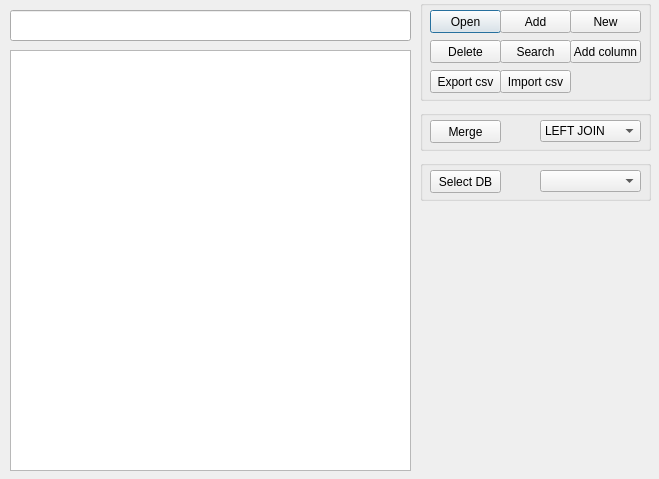
The window that UI.ui (Technic47/Home_work_Python_8) describes before a commit, drawn with Qt 5.
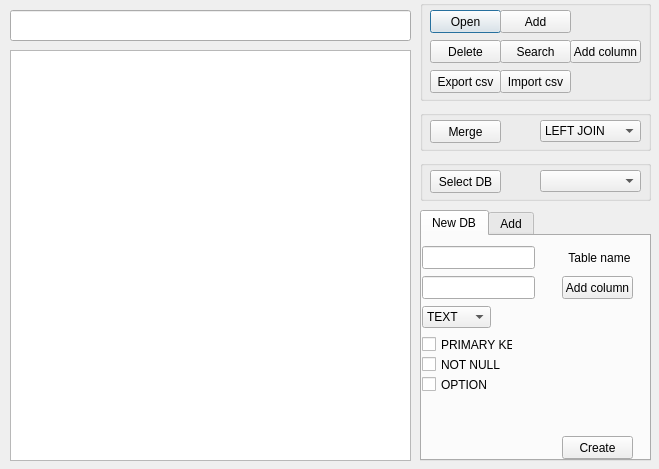
The same window after the commit.

Diff of the .ui file:
```diff
--- a/UI.ui
+++ b/UI.ui
@@ -7,7 +7,7 @@
     <x>0</x>
     <y>0</y>
     <width>659</width>
-    <height>479</height>
+    <height>469</height>
    </rect>
   </property>
   <property name="windowTitle">
@@ -77,19 +77,6 @@
      <string>Delete</string>
     </property>
    </widget>
-   <widget class="QPushButton" name="btn_new">
-    <property name="geometry">
-     <rect>
-      <x>150</x>
-      <y>10</y>
-      <width>71</width>
-      <height>23</height>
-     </rect>
-    </property>
-    <property name="text">
-     <string>New</string>
-    </property>
-   </widget>
    <widget class="QPushButton" name="btn_export_csv">
     <property name="geometry">
      <rect>
@@ -146,7 +133,7 @@
      <x>10</x>
      <y>50</y>
      <width>401</width>
-     <height>421</height>
+     <height>411</height>
     </rect>
    </property>
    <property name="rowCount">
@@ -269,6 +256,152 @@
     </property>
    </widget>
   </widget>
+  <widget class="QTabWidget" name="tabWidget">
+   <property name="geometry">
+    <rect>
+     <x>420</x>
+     <y>210</y>
+     <width>231</width>
+     <height>251</height>
+    </rect>
+   </property>
+   <property name="currentIndex">
+    <number>0</number>
+   </property>
+   <widget class="QWidget" name="New_DB">
+    <attribute name="title">
+     <string>New DB</string>
+    </attribute>
+    <widget class="QLineEdit" name="new_column">
+     <property name="geometry">
+      <rect>
+       <x>0</x>
+       <y>40</y>
+       <width>113</width>
+       <height>23</height>
+      </rect>
+     </property>
+    </widget>
+    <widget class="QPushButton" name="btn_new">
+     <property name="geometry">
+      <rect>
+       <x>140</x>
+       <y>200</y>
+       <width>71</width>
+       <height>23</height>
+      </rect>
+     </property>
+     <property name="text">
+      <string>Create</string>
+     </property>
+    </widget>
+    <widget class="QPushButton" name="btn_new_column">
+     <property name="geometry">
+      <rect>
+       <x>140</x>
+       <y>40</y>
+       <width>71</width>
+       <height>23</height>
+      </rect>
+     </property>
+     <property name="text">
+      <string>Add column</string>
+     </property>
+    </widget>
+    <widget class="QLineEdit" name="new_name">
+     <property name="geometry">
+      <rect>
+       <x>0</x>
+       <y>10</y>
+       <width>113</width>
+       <height>23</height>
+      </rect>
+     </property>
+    </widget>
+    <widget class="QCheckBox" name="primary_key">
+     <property name="geometry">
+      <rect>
+       <x>0</x>
+       <y>100</y>
+       <width>91</width>
+       <height>17</height>
+      </rect>
+     </property>
+     <property name="text">
+      <string>PRIMARY KEY</string>
+     </property>
+    </widget>
+    <widget class="QCheckBox" name="not_null">
+     <property name="geometry">
+      <rect>
+       <x>0</x>
+       <y>120</y>
+       <width>81</width>
+       <height>17</height>
+      </rect>
+     </property>
+     <property name="text">
+      <string>NOT NULL</string>
+     </property>
+    </widget>
+    <widget class="QCheckBox" name="checkBox_3">
+     <property name="geometry">
+      <rect>
+       <x>0</x>
+       <y>140</y>
+       <width>81</width>
+       <height>17</height>
+      </rect>
+     </property>
+     <property name="text">
+      <string>OPTION</string>
+     </property>
+    </widget>
+    <widget class="QComboBox" name="data_type">
+     <property name="geometry">
+      <rect>
+       <x>0</x>
+       <y>70</y>
+       <width>69</width>
+       <height>22</height>
+      </rect>
+     </property>
+     <item>
+      <property name="text">
+       <string>TEXT</string>
+      </property>
+     </item>
+     <item>
+      <property name="text">
+       <string>INT</string>
+      </property>
+     </item>
+     <item>
+      <property name="text">
+       <string>Unique</string>
+      </property>
+     </item>
+    </widget>
+    <widget class="QLabel" name="label">
+     <property name="geometry">
+      <rect>
+       <x>140</x>
+       <y>10</y>
+       <width>71</width>
+       <height>23</height>
+      </rect>
+     </property>
+     <property name="text">
+      <string>  Table name</string>
+     </property>
+    </widget>
+   </widget>
+   <widget class="QWidget" name="Add">
+    <attribute name="title">
+     <string>Add</string>
+    </attribute>
+   </widget>
+  </widget>
  </widget>
  <resources/>
  <connections/>
```
